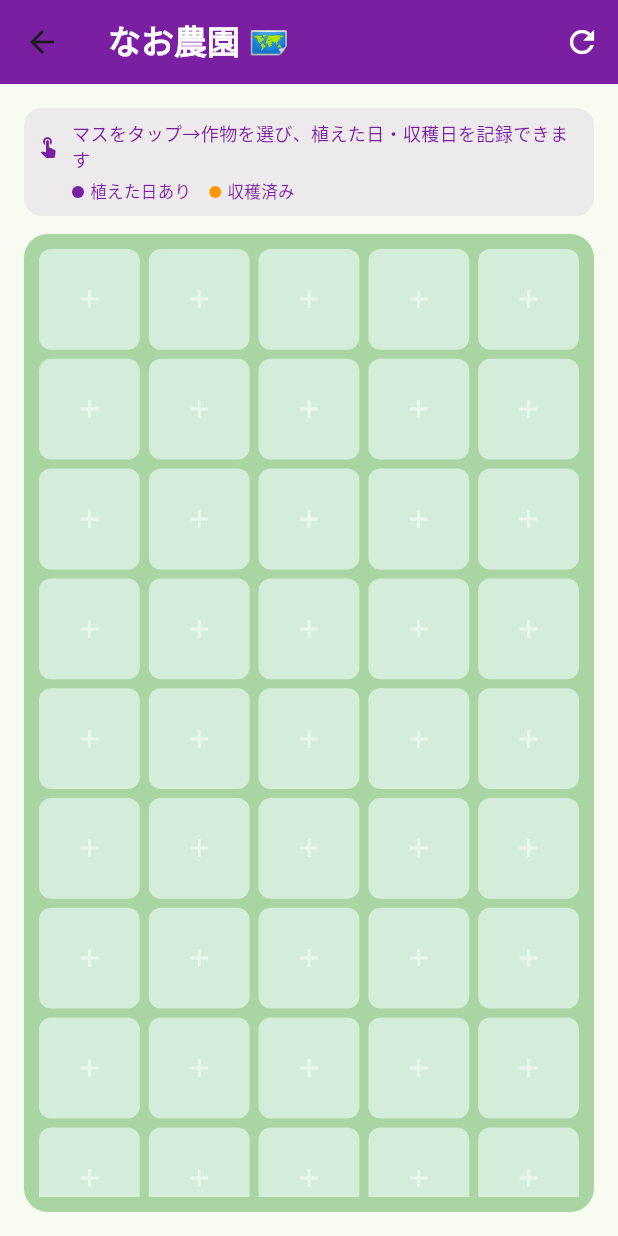
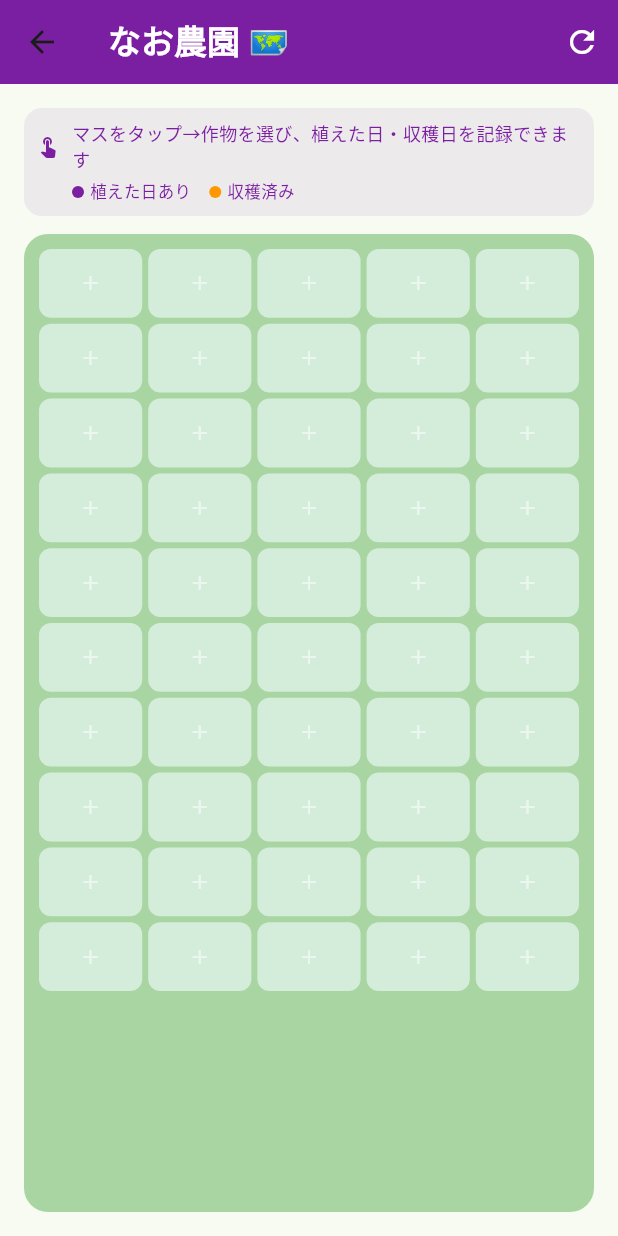
Before and after one commit to luvioaistudio-collab/hatake-app, a Flutter app: the FieldMapPage screen opened directly with sample values from the repository, on a phone screen of 412 x 824 dp. Run offline on Flutter 3.47's test engine with Material 3 defaults, Android fonts, the phone set to English and light mode, and no system bars; our stand-ins replace supabase_flutter; missing offline and left inert: dart:html; accounts and stored records are empty.

Commit message:
畑マップのマスを小さく調整
Co-Authored-By: Claude Sonnet 5 <noreply@anthropic.com>

```diff
--- a/lib/main.dart
+++ b/lib/main.dart
@@ -1110,7 +1110,7 @@ class _FieldMapPageState extends State<FieldMapPage> {
                   color: const Color(0xFFA8D5A2), borderRadius: BorderRadius.circular(16)),
               child: GridView.builder(
                 gridDelegate: const SliverGridDelegateWithFixedCrossAxisCount(
-                    crossAxisCount: 5, mainAxisSpacing: 6, crossAxisSpacing: 6),
+                    crossAxisCount: 5, mainAxisSpacing: 4, crossAxisSpacing: 4, childAspectRatio: 1.5),
                 itemCount: 50,
                 itemBuilder: (ctx, i) {
                   final row = i ~/ 5;
@@ -1129,7 +1129,7 @@ class _FieldMapPageState extends State<FieldMapPage> {
                       child: crop != null
                           ? Column(mainAxisAlignment: MainAxisAlignment.center, children: [
                               Text(crop['name']!.toString().substring(0, 1),
-                                  style: const TextStyle(fontSize: 18, fontWeight: FontWeight.bold, color: Colors.black87)),
+                                  style: const TextStyle(fontSize: 14, fontWeight: FontWeight.bold, color: Colors.black87)),
                               Text(crop['name']!.toString(),
                                   style: const TextStyle(fontSize: 8, fontWeight: FontWeight.bold),
                                   textAlign: TextAlign.center, overflow: TextOverflow.ellipsis),
@@ -1142,7 +1142,7 @@ class _FieldMapPageState extends State<FieldMapPage> {
                                     width: 6, height: 6,
                                     decoration: BoxDecoration(color: fc, shape: BoxShape.circle)),
                             ])
-                          : const Icon(Icons.add, color: Colors.white54, size: 20),
+                          : const Icon(Icons.add, color: Colors.white54, size: 16),
                     ),
                   );
                 },
```
Also changed, not shown: 2 other files.
